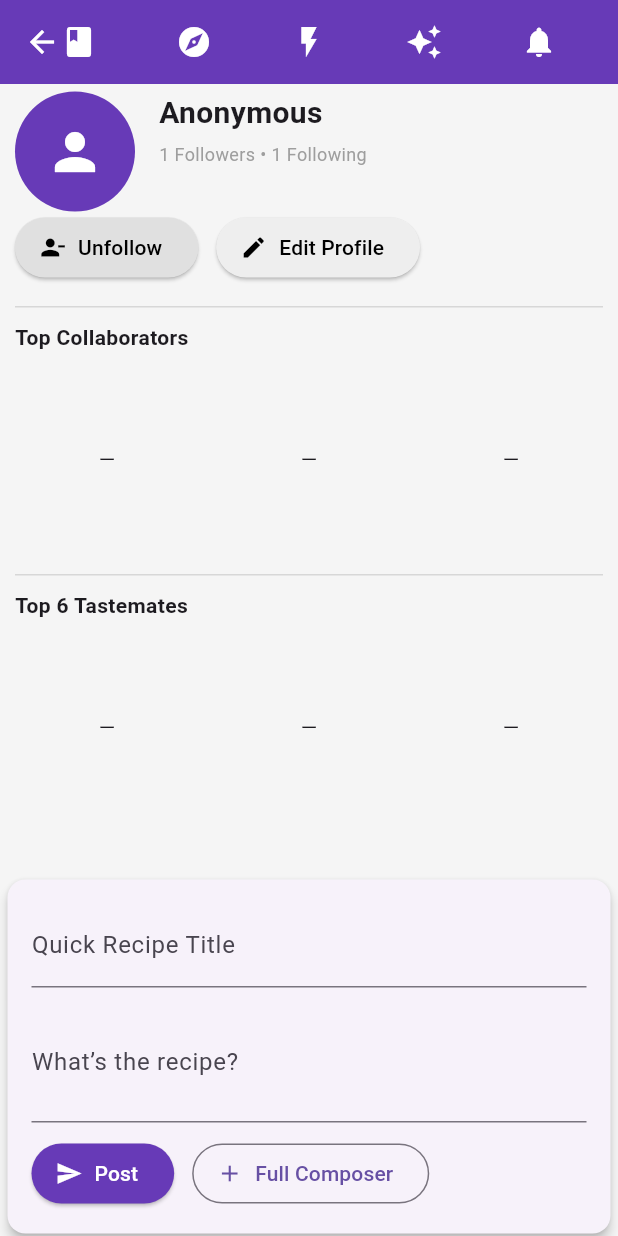
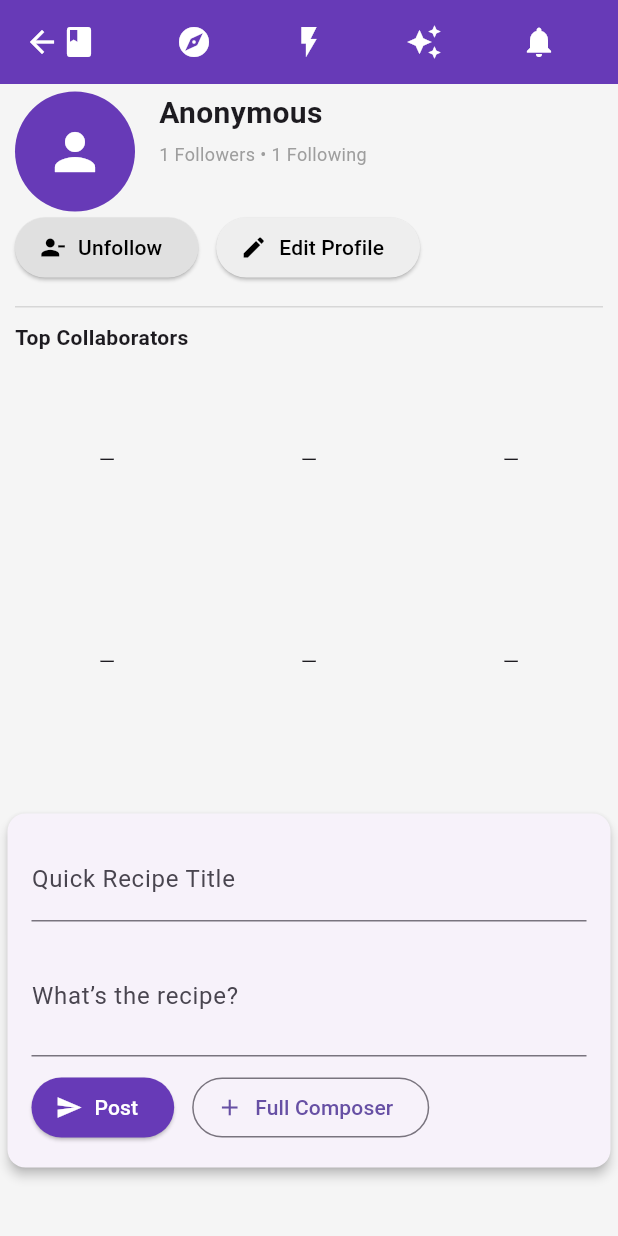
Before and after one commit to sammyyo/-easespotter, a Flutter app: the SocialProfileScreen screen opened directly, after a tap on "Follow", on a phone screen of 412 x 824 dp. Run offline on Flutter 3.47's test engine with Material 3 defaults, Android fonts, the phone set to English and light mode, and no system bars; our stand-ins replace cloud_firestore, firebase_auth, firebase_core, firebase_storage, image_picker, share_plus and 3 more; missing offline and left inert: mobile_scanner; accounts and stored records are empty; network calls fail; statements that could not run were skipped.

Commit message:
Refine public profile collaborators section

```diff
--- a/lib/widgets/public_profile_widget.dart
+++ b/lib/widgets/public_profile_widget.dart
@@ -127,7 +127,7 @@ class _PublicProfileWidgetState extends State<PublicProfileWidget> {
     }
 
     final sorted = countMap.entries.toList()..sort((a, b) => b.value.compareTo(a.value));
-    final top = sorted.take(3);
+    final top = sorted.take(6);
 
     final List<Map<String, dynamic>> result = [];
     for (final entry in top) {
@@ -144,26 +144,6 @@ class _PublicProfileWidgetState extends State<PublicProfileWidget> {
     }
     return result;
   }
-
-
-  Future<List<Map<String, dynamic>>> _fetchTop8() async {
-    final doc = await FirebaseFirestore.instance.collection('users').doc(widget.uid).get();
-    final List<String> ids = List<String>.from(doc.data()?['top8'] ?? []);
-    final List<Map<String, dynamic>> results = [];
-    for (final id in ids) {
-      final userDoc = await FirebaseFirestore.instance.collection('users').doc(id).get();
-      if (userDoc.exists) {
-        final data = userDoc.data()!;
-        results.add({
-          'uid': id,
-          'displayName': data['displayName'] ?? 'Anonymous',
-          'avatarUrl': data['avatarUrl'],
-        });
-      }
-    }
-    return results;
-  }
-
   Widget _buildGridTile(Map<String, dynamic> user, {String? subtitle}) {
     return Column(
       mainAxisSize: MainAxisSize.min,
@@ -345,10 +325,14 @@ class _PublicProfileWidgetState extends State<PublicProfileWidget> {
                         physics: const NeverScrollableScrollPhysics(),
                         crossAxisSpacing: 12,
                         mainAxisSpacing: 12,
-                        children: users.isEmpty
-                            ? List.generate(
-                          3,
-                              (i) => Container(
+                        children: () {
+                          final tiles = users.take(6).map<Map<String, dynamic>?>((u) => u).toList();
+                          while (tiles.length < 6) {
+                            tiles.add(null);
+                          }
+                          return tiles.map((user) {
+                            if (user == null) {
+                              return Container(
                                 decoration: BoxDecoration(
                                   borderRadius: BorderRadius.circular(12),
                                   color: Colors.grey.shade100,
@@ -356,53 +340,12 @@ class _PublicProfileWidgetState extends State<PublicProfileWidget> {
                                 height: 80,
                                 width: 80,
                                 child: const Center(child: Text('—')),
-                          ),
-                        )
-                            : users.map((user) => _buildGridTile(user, subtitle: '${user['count']} shared')).toList(),
-                      ),
-                    ],
                               );
-                },
-              ),
+                            }
 
-
-              const SizedBox(height: 15),
-              const Divider(height: 1, thickness: 1, color: Colors.black12),
-              const SizedBox(height: 10),
-
-
-              FutureBuilder<List<Map<String, dynamic>>>(
-                future: _fetchTop8(),
-                builder: (context, snap) {
-                  if (!snap.hasData) return const CircularProgressIndicator();
-                  final tastemates = snap.data!.take(6).toList();
-
-
-                  return Column(
-                    crossAxisAlignment: CrossAxisAlignment.start,
-                    children: [
-                      const Text('Top 6 Tastemates', style: TextStyle(fontWeight: FontWeight.bold)),
-                      const SizedBox(height: 10),
-                      GridView.count(
-                        crossAxisCount: 3,
-                        shrinkWrap: true,
-                        physics: const NeverScrollableScrollPhysics(),
-                        crossAxisSpacing: 12,
-                        mainAxisSpacing: 12,
-                        children: tastemates.isEmpty
-                            ? List.generate(
-                          3,
-                              (i) => Container(
-                            decoration: BoxDecoration(
-                              borderRadius: BorderRadius.circular(12),
-                              color: Colors.grey.shade100,
-                            ),
-                            height: 80,
-                            width: 80,
-                            child: const Center(child: Text('—')),
-                          ),
-                        )
-                            : tastemates.map((user) => _buildGridTile(user)).toList(),
+                            return _buildGridTile(user, subtitle: '${user['count']} shared lists');
+                          }).toList();
+                        }(),
                       ),
                     ],
                   );
```
Also changed, not shown: lib/screens/public_profile_screen.dart (+70 -73 lines). Lines whose indentation alone changed are shown as unchanged.
